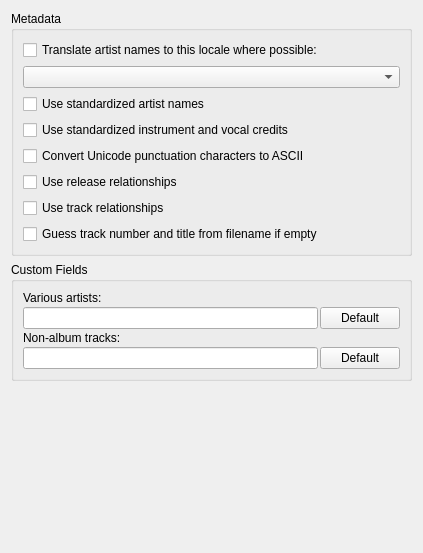
The window that ui/options_metadata.ui (metabrainz/picard) describes before a commit, drawn with Qt 5.
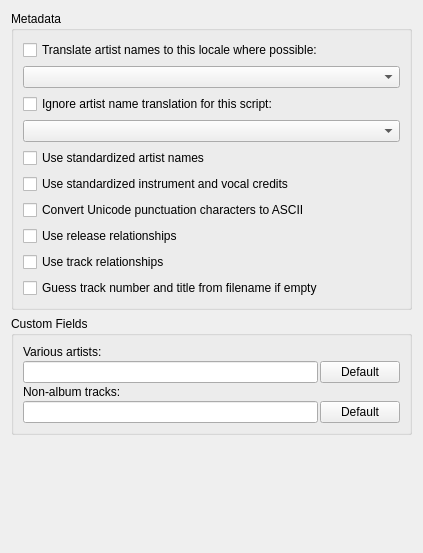
The same window after the commit.

Commit message:
PICARD-157: Option to skip artist name translation for specific scripts
Add a dropdown to select a script for which artist translation will be skipped.

```diff
--- a/ui/options_metadata.ui
+++ b/ui/options_metadata.ui
@@ -42,6 +42,16 @@
       <item>
        <widget class="QComboBox" name="artist_locale"/>
       </item>
+      <item>
+       <widget class="QCheckBox" name="translate_artist_names_script_exception">
+        <property name="text">
+         <string>Ignore artist name translation for this script:</string>
+        </property>
+       </widget>
+      </item>
+      <item>
+       <widget class="QComboBox" name="artist_script_exception"/>
+      </item>
       <item>
        <widget class="QCheckBox" name="standardize_artists">
         <property name="text">
```
Left out of the diff: 2 changed lines with no effect on the pictures. The commit also changes 10 other files.
